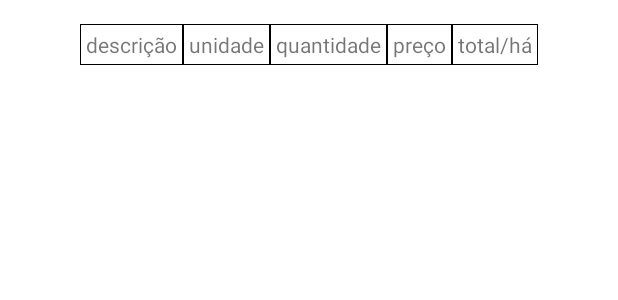
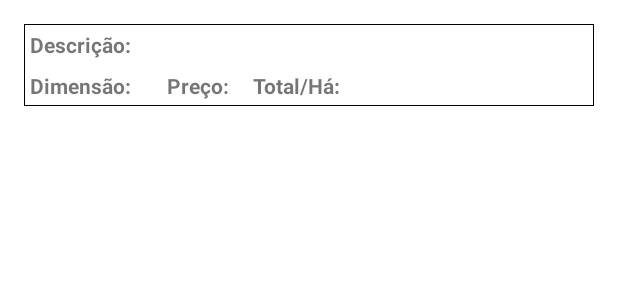
Before and after one commit to luciopeloso/TCC, an Android app: the layout entry_child_adapter.xml on its own in the app's theme, with its tools: preview values and no code run, on a phone screen of 412 x 824 dp. Shown: the top 300 px of the screen. Run offline under Robolectric (Android 15) with nearby library versions, the phone set to English and light mode, and no system bars.

Commit message:
começando inserções de entradas

```diff
--- a/app/src/main/java/com/example/tcc/ChildData.kt
+++ b/app/src/main/java/com/example/tcc/ChildData.kt
@@ -1,6 +1,7 @@
 package com.example.tcc
 
-data class ChildData(val description:String,
-                        val unity:String,
-                        val quantity:Int,
-                        val price: Long)
+data class ChildData(val type: String,
+                     val description:String,
+                     val quantity:Int,
+                     val unity:String,
+                     val price: Long)
--- a/app/src/main/java/com/example/tcc/DialogsHandler.kt
+++ /dev/null
@@ -1,15 +0,0 @@
-package com.example.tcc
-
-
-import androidx.fragment.app.Fragment
-
-
-class DialogsHandler(): Fragment() {
-
-    fun handleAddAreaDialog(){
-        val dialog = AddDialogFragment()
-        dialog.show(childFragmentManager, AddDialogFragment.TAG)
-    }
-
-
-}
--- a/app/src/main/java/com/example/tcc/EntriesFragment.kt
+++ b/app/src/main/java/com/example/tcc/EntriesFragment.kt
@@ -30,13 +30,13 @@ class EntriesFragment : Fragment() {
 
         val listData: MutableList<ParentData> = ArrayList()
 
-        val parentData: Array<String> =
-            arrayOf("Produto",
-                    "Sementes",
-                    "Capina, dessecação e pós emergência",
-                    "Fungicidas, Inseticidas e Foliares",
-                    "Operações",
-                    "Descritivo")
+        val parentData: MutableList<String> =
+            mutableListOf("Produto",
+                "Sementes",
+                "Capina, dessecação e pós emergência",
+                "Fungicidas, Inseticidas e Foliares",
+                "Operações",
+                "Descritivo")
 
 //        val childDataData1: MutableList<ChildData> = mutableListOf(
 //            ChildData("Anathapur"),
@@ -78,9 +78,6 @@ class EntriesFragment : Fragment() {
 
     }
 
-    fun handleDialog(){
-
-    }
 
     private fun initclicks() {
 
--- a/app/src/main/java/com/example/tcc/EntryAdapter.kt
+++ b/app/src/main/java/com/example/tcc/EntryAdapter.kt
@@ -100,6 +100,7 @@ class EntryAdapter(var mContext: Context, val list: MutableList<ParentData>) : R
     }
     class ChildViewHolder(row: View) : RecyclerView.ViewHolder(row) {
         //val childTV = row.findViewById(R.id.entry_child) as TextView?
+        val type = row.findViewById(R.id.parent_Title) as TextView?
         val description = row.findViewById(R.id.text_description) as TextView?
         val unity = row.findViewById(R.id.text_unity) as TextView?
         val price = row.findViewById(R.id.text_price) as TextView?
--- a/app/src/main/java/com/example/tcc/EntryManagerAdapter.kt
+++ b/app/src/main/java/com/example/tcc/EntryManagerAdapter.kt
@@ -49,9 +49,6 @@ class EntryManagerAdapter(var mContext: Context, val list: MutableList<ParentDat
                 //childTV?.text =singleService.childTitle
             }
         }
-    }
-
-    private fun addEntry() {
     }
 
     private fun expandOrCollapseParentItem(singleBoarding: ParentData,position: Int) {
--- a/app/src/main/res/layout/entry_child_adapter.xml
+++ b/app/src/main/res/layout/entry_child_adapter.xml
@@ -3,7 +3,7 @@
     xmlns:android="http://schemas.android.com/apk/res/android"
     xmlns:app="http://schemas.android.com/apk/res-auto"
     xmlns:tools="http://schemas.android.com/tools"
-    android:layout_width="wrap_content"
+    android:layout_width="match_parent"
     android:layout_height="wrap_content"
     tools:context=".EntryAdapter"
     android:layout_margin="16dp"
@@ -22,56 +22,108 @@
 <!--        app:layout_constraintVertical_bias="0.036" />-->
 
 
-    <LinearLayout
+    <androidx.constraintlayout.widget.ConstraintLayout
         android:id="@+id/entry_child"
-        android:layout_width="wrap_content"
+        android:layout_width="match_parent"
         android:layout_height="wrap_content"
         app:layout_constraintBottom_toBottomOf="parent"
         app:layout_constraintEnd_toEndOf="parent"
         app:layout_constraintStart_toStartOf="parent"
         app:layout_constraintTop_toTopOf="parent"
-        android:gravity="center_horizontal">
+        android:background="@drawable/text_view_border"
+        android:gravity="center_horizontal"
+        android:visibility="visible">
+
+
+        <TextView
+            android:id="@+id/text_show_descripion"
+            android:layout_width="wrap_content"
+            android:layout_height="wrap_content"
+            android:padding="4dp"
+            android:text="Descrição:"
+            android:textStyle="bold"
+            app:layout_constraintStart_toStartOf="parent"
+            app:layout_constraintTop_toTopOf="parent" />
 
         <TextView
             android:id="@+id/text_description"
             android:layout_width="wrap_content"
             android:layout_height="wrap_content"
             android:padding="4dp"
-            android:background="@drawable/text_view_border"
-            android:text="descrição" />
+            android:text=""
+            app:layout_constraintStart_toEndOf="@+id/text_show_descripion"
+            app:layout_constraintTop_toTopOf="parent" />
+
+        <TextView
+            android:id="@+id/text_show_dimension"
+            android:layout_width="wrap_content"
+            android:layout_height="wrap_content"
+            android:padding="4dp"
+            android:text="Dimensão:"
+            android:textStyle="bold"
+            app:layout_constraintStart_toStartOf="parent"
+            app:layout_constraintTop_toBottomOf="@+id/text_show_descripion" />
+
+        <TextView
+            android:id="@+id/text_dimension"
+            android:layout_width="wrap_content"
+            android:layout_height="wrap_content"
+            android:padding="4dp"
+            android:text=""
+            app:layout_constraintStart_toEndOf="@+id/text_show_dimension"
+            app:layout_constraintTop_toBottomOf="@+id/text_description" />
 
         <TextView
             android:id="@+id/text_unity"
             android:layout_width="wrap_content"
             android:layout_height="wrap_content"
             android:padding="4dp"
-            android:background="@drawable/text_view_border"
-            android:text="unidade" />
+            android:text=""
+            app:layout_constraintBottom_toBottomOf="parent"
+            app:layout_constraintStart_toEndOf="@+id/text_dimension"
+            android:visibility="visible"/>
 
         <TextView
-            android:id="@+id/text_quantity"
+            android:id="@+id/text_show_price"
             android:layout_width="wrap_content"
             android:layout_height="wrap_content"
             android:padding="4dp"
-            android:background="@drawable/text_view_border"
-            android:text="quantidade" />
+            android:text="Preço:"
+            android:textStyle="bold"
+            app:layout_constraintBottom_toBottomOf="parent"
+            app:layout_constraintStart_toEndOf="@+id/text_unity"
+            android:visibility="visible"/>
 
         <TextView
             android:id="@+id/text_price"
             android:layout_width="wrap_content"
             android:layout_height="wrap_content"
             android:padding="4dp"
-            android:background="@drawable/text_view_border"
-            android:text="preço" />
+            android:text=""
+            app:layout_constraintBottom_toBottomOf="parent"
+            app:layout_constraintStart_toEndOf="@+id/text_show_price"
+            android:visibility="visible"/>
+
+        <TextView
+            android:id="@+id/text_show_total"
+            android:layout_width="wrap_content"
+            android:layout_height="wrap_content"
+            android:padding="4dp"
+            android:text="Total/Há:"
+            android:textStyle="bold"
+            app:layout_constraintBottom_toBottomOf="parent"
+            app:layout_constraintStart_toEndOf="@+id/text_price"
+            android:visibility="visible"/>
 
         <TextView
             android:id="@+id/text_total"
             android:layout_width="wrap_content"
             android:layout_height="wrap_content"
             android:padding="4dp"
-            android:background="@drawable/text_view_border"
-            android:text="total/há" />
+            android:text=""
+            app:layout_constraintBottom_toBottomOf="parent"
+            app:layout_constraintStart_toEndOf="@+id/text_show_total"
+            android:visibility="visible"/>
 
-    </LinearLayout>
-
+    </androidx.constraintlayout.widget.ConstraintLayout>
 </androidx.constraintlayout.widget.ConstraintLayout>
```
